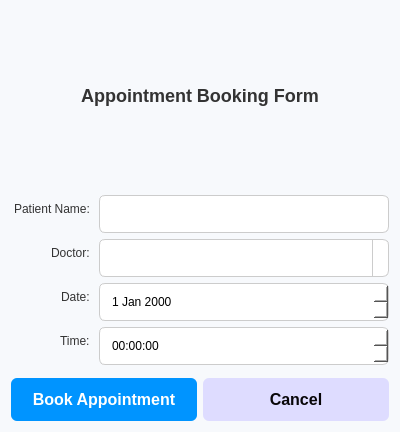
Moaz-Allam-Flutter/Hospital_System, file appointmentform.ui: the form before one commit.
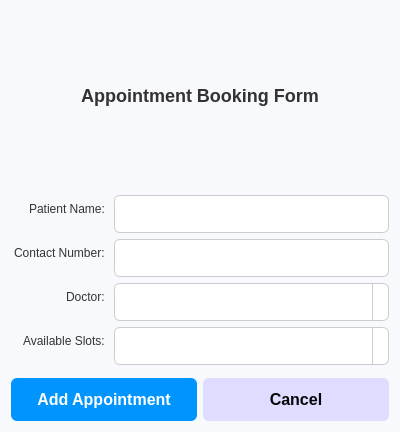
The form after the commit. Icons and pictures are not drawn.

The edit to the form file:
```diff
--- a/appointmentform.ui
+++ b/appointmentform.ui
@@ -197,34 +197,34 @@
       <widget class="QLineEdit" name="lineEditPatientName"/>
      </item>
      <item row="1" column="0">
+      <widget class="QLabel" name="labelContactNumber">
+       <property name="text">
+        <string>Contact Number:</string>
+       </property>
+      </widget>
+     </item>
+     <item row="1" column="1">
+      <widget class="QLineEdit" name="lineEditContactNumber"/>
+     </item>
+     <item row="2" column="0">
       <widget class="QLabel" name="labelDoctor">
        <property name="text">
         <string>Doctor:</string>
        </property>
       </widget>
      </item>
-     <item row="2" column="0">
-      <widget class="QLabel" name="labelDate">
-       <property name="text">
-        <string>Date:</string>
-       </property>
-      </widget>
-     </item>
      <item row="2" column="1">
-      <widget class="QDateEdit" name="dateEdit"/>
+      <widget class="QComboBox" name="comboBoxDoctor"/>
      </item>
      <item row="3" column="0">
       <widget class="QLabel" name="labelTime">
        <property name="text">
-        <string>Time:</string>
+        <string>Available Slots:</string>
        </property>
       </widget>
      </item>
      <item row="3" column="1">
-      <widget class="QTimeEdit" name="timeEdit"/>
-     </item>
-     <item row="1" column="1">
-      <widget class="QComboBox" name="comboBoxDoctor"/>
+      <widget class="QComboBox" name="comboBoxAvailableSlots"/>
      </item>
     </layout>
    </item>
@@ -233,7 +233,7 @@
      <item>
       <widget class="QPushButton" name="btnBookAppointment">
        <property name="text">
-        <string>Book Appointment</string>
+        <string>Add Appointment</string>
        </property>
       </widget>
      </item>
```
Left out of the diff: 2 changed lines with no effect on the pictures.
